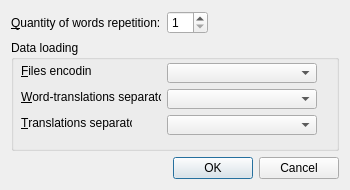
Above: settings_dialog.ui from olgerd27/words_teacher before the change. Below: the same form after it.
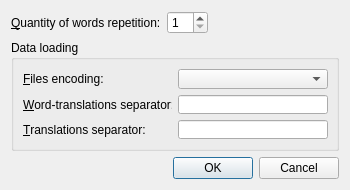
That is the form after the change.

Commit message: Replace in the Settings window QComboBox-es to the QLineEdit-es for the separators specifying. Implement saving and restoring settings. In the main window the Load file section make disabled when settings not specified on the current OS. Set organization and application names.

What changed in the file:
```diff
--- a/settings_dialog.ui
+++ b/settings_dialog.ui
@@ -31,7 +31,7 @@
   <property name="modal">
    <bool>true</bool>
   </property>
-  <layout class="QGridLayout" name="gridLayout">
+  <layout class="QGridLayout" name="gridLayout_2">
    <item row="0" column="0">
     <widget class="QLabel" name="label">
      <property name="text">
@@ -69,15 +69,9 @@
      <property name="title">
       <string>Data loading</string>
      </property>
+     <layout class="QGridLayout" name="gridLayout">
+      <item row="0" column="0">
      <widget class="QLabel" name="label_2">
-      <property name="geometry">
-       <rect>
-        <x>10</x>
-        <y>23</y>
-        <width>71</width>
-        <height>16</height>
-       </rect>
-      </property>
       <property name="text">
        <string>&amp;Files encoding:</string>
       </property>
@@ -85,47 +79,78 @@
        <cstring>m_cbFilesEncoding</cstring>
       </property>
      </widget>
+      </item>
+      <item row="0" column="1">
+       <widget class="QComboBox" name="m_cbFilesEncoding">
+        <property name="sizePolicy">
+         <sizepolicy hsizetype="Fixed" vsizetype="Fixed">
+          <horstretch>0</horstretch>
+          <verstretch>0</verstretch>
+         </sizepolicy>
+        </property>
+        <property name="minimumSize">
+         <size>
+          <width>150</width>
+          <height>0</height>
+         </size>
+        </property>
+        <property name="maximumSize">
+         <size>
+          <width>150</width>
+          <height>16777215</height>
+         </size>
+        </property>
+       </widget>
+      </item>
+      <item row="1" column="0">
      <widget class="QLabel" name="label_3">
-      <property name="geometry">
-       <rect>
-        <x>10</x>
-        <y>49</y>
-        <width>140</width>
-        <height>16</height>
-       </rect>
-      </property>
       <property name="text">
        <string>&amp;Word-translations separator:</string>
       </property>
       <property name="buddy">
-       <cstring>m_cbSepWT</cstring>
-      </property>
-     </widget>
+         <cstring>m_leSepWT</cstring>
+        </property>
+       </widget>
+      </item>
+      <item row="1" column="1">
+       <widget class="QLineEdit" name="m_leSepWT">
+        <property name="sizePolicy">
+         <sizepolicy hsizetype="Fixed" vsizetype="Fixed">
+          <horstretch>0</horstretch>
+          <verstretch>0</verstretch>
+         </sizepolicy>
+        </property>
+        <property name="minimumSize">
+         <size>
+          <width>150</width>
+          <height>0</height>
+         </size>
+        </property>
+        <property name="maximumSize">
+         <size>
+          <width>150</width>
+          <height>16777215</height>
+         </size>
+        </property>
+        <property name="font">
+         <font>
+          <pointsize>10</pointsize>
+         </font>
+        </property>
+       </widget>
+      </item>
+      <item row="2" column="0">
      <widget class="QLabel" name="label_4">
-      <property name="geometry">
-       <rect>
-        <x>10</x>
-        <y>75</y>
-        <width>111</width>
-        <height>16</height>
-       </rect>
-      </property>
       <property name="text">
        <string>&amp;Translations separator:</string>
       </property>
       <property name="buddy">
-       <cstring>m_cbSepTT</cstring>
-      </property>
-     </widget>
-     <widget class="QComboBox" name="m_cbFilesEncoding">
-      <property name="geometry">
-       <rect>
-        <x>156</x>
-        <y>23</y>
-        <width>150</width>
-        <height>20</height>
-       </rect>
-      </property>
+         <cstring>m_leSepTT</cstring>
+        </property>
+       </widget>
+      </item>
+      <item row="2" column="1">
+       <widget class="QLineEdit" name="m_leSepTT">
       <property name="sizePolicy">
        <sizepolicy hsizetype="Fixed" vsizetype="Fixed">
         <horstretch>0</horstretch>
@@ -144,63 +169,14 @@
         <height>16777215</height>
        </size>
       </property>
-     </widget>
-     <widget class="QComboBox" name="m_cbSepWT">
-      <property name="geometry">
-       <rect>
-        <x>156</x>
-        <y>49</y>
-        <width>150</width>
-        <height>20</height>
-       </rect>
-      </property>
-      <property name="sizePolicy">
-       <sizepolicy hsizetype="Fixed" vsizetype="Fixed">
-        <horstretch>0</horstretch>
-        <verstretch>0</verstretch>
-       </sizepolicy>
-      </property>
-      <property name="minimumSize">
-       <size>
-        <width>150</width>
-        <height>0</height>
-       </size>
-      </property>
-      <property name="maximumSize">
-       <size>
-        <width>150</width>
-        <height>16777215</height>
-       </size>
-      </property>
-     </widget>
-     <widget class="QComboBox" name="m_cbSepTT">
-      <property name="geometry">
-       <rect>
-        <x>156</x>
-        <y>75</y>
-        <width>150</width>
-        <height>20</height>
-       </rect>
-      </property>
-      <property name="sizePolicy">
-       <sizepolicy hsizetype="Fixed" vsizetype="Fixed">
-        <horstretch>0</horstretch>
-        <verstretch>0</verstretch>
-       </sizepolicy>
-      </property>
-      <property name="minimumSize">
-       <size>
-        <width>150</width>
-        <height>0</height>
-       </size>
-      </property>
-      <property name="maximumSize">
-       <size>
-        <width>150</width>
-        <height>16777215</height>
-       </size>
-      </property>
-     </widget>
+        <property name="font">
+         <font>
+          <pointsize>10</pointsize>
+         </font>
+        </property>
+       </widget>
+      </item>
+     </layout>
     </widget>
    </item>
    <item row="2" column="0" colspan="2">
```
Lines whose indentation alone changed are shown as unchanged. The commit also changes 6 other files.
